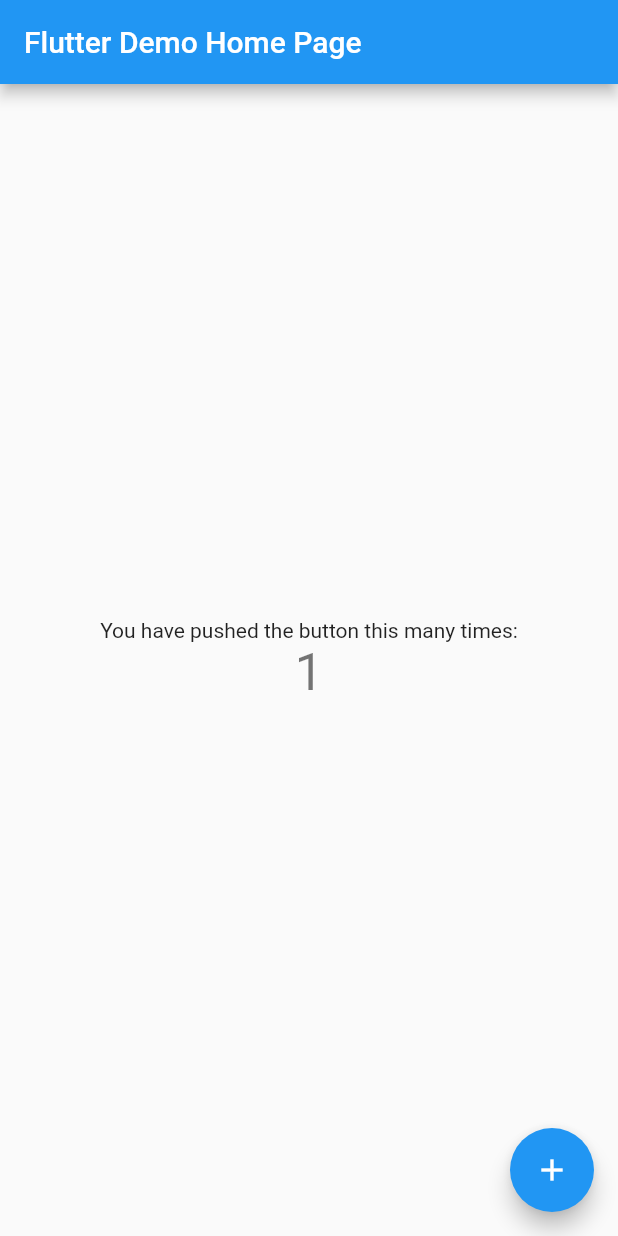
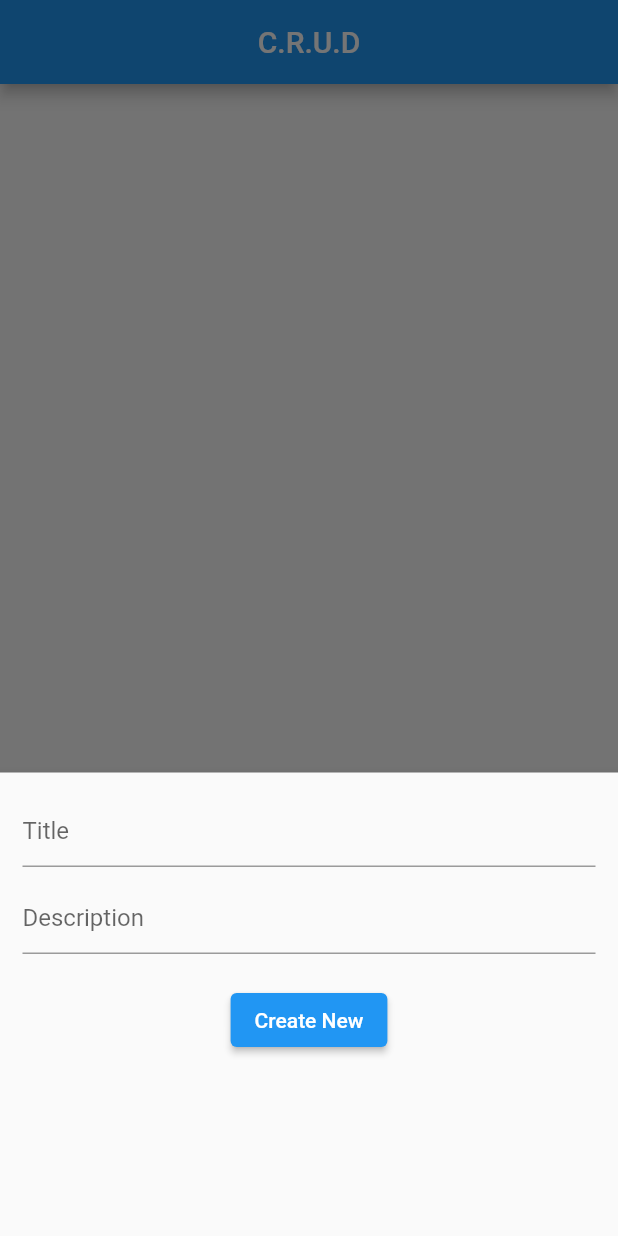
Before and after one commit to khalidelasrii/C.R.U.D_Postes, a Flutter app: the screen it shows after launch, after a tap on the "add" icon, on a phone screen of 412 x 824 dp. Run offline on Flutter 3.47's test engine with Material 2 defaults, Android fonts, the phone set to English and light mode, and no system bars; missing offline and left inert: test.

Commit message:
ferst commit

```diff
--- a/lib/main.dart
+++ b/lib/main.dart
@@ -1,115 +1,173 @@
 import 'package:flutter/material.dart';
+import 'package:test/sql_helper.dart';
 
 void main() {
-  runApp(const MyApp());
+  runApp(MyApp());
 }
 
 class MyApp extends StatelessWidget {
   const MyApp({super.key});
 
-  // This widget is the root of your application.
   @override
   Widget build(BuildContext context) {
     return MaterialApp(
-      title: 'Flutter Demo',
+      debugShowCheckedModeBanner: false,
+      title: 'C.R.U.D',
       theme: ThemeData(
-        // This is the theme of your application.
-        //
-        // Try running your application with "flutter run". You'll see the
-        // application has a blue toolbar. Then, without quitting the app, try
-        // changing the primarySwatch below to Colors.green and then invoke
-        // "hot reload" (press "r" in the console where you ran "flutter run",
-        // or simply save your changes to "hot reload" in a Flutter IDE).
-        // Notice that the counter didn't reset back to zero; the application
-        // is not restarted.
         primarySwatch: Colors.blue,
       ),
-      home: const MyHomePage(title: 'Flutter Demo Home Page'),
+      home: HomePage(),
     );
   }
 }
 
-class MyHomePage extends StatefulWidget {
-  const MyHomePage({super.key, required this.title});
-
-  // This widget is the home page of your application. It is stateful, meaning
-  // that it has a State object (defined below) that contains fields that affect
-  // how it looks.
-
-  // This class is the configuration for the state. It holds the values (in this
-  // case the title) provided by the parent (in this case the App widget) and
-  // used by the build method of the State. Fields in a Widget subclass are
-  // always marked "final".
-
-  final String title;
+class HomePage extends StatefulWidget {
+  const HomePage({super.key});
 
   @override
-  State<MyHomePage> createState() => _MyHomePageState();
+  State<HomePage> createState() => _HomePageState();
 }
 
-class _MyHomePageState extends State<MyHomePage> {
-  int _counter = 0;
+class _HomePageState extends State<HomePage> {
+  List<Map<String, dynamic>> _journals = [];
+  bool _isLoading = true;
 
-  void _incrementCounter() {
+  void _refreshJournals() async {
+    final data = await SQLHelper.getItems();
     setState(() {
-      // This call to setState tells the Flutter framework that something has
-      // changed in this State, which causes it to rerun the build method below
-      // so that the display can reflect the updated values. If we changed
-      // _counter without calling setState(), then the build method would not be
-      // called again, and so nothing would appear to happen.
-      _counter++;
+      _journals = data;
+      _isLoading = false;
     });
   }
 
   @override
-  Widget build(BuildContext context) {
-    // This method is rerun every time setState is called, for instance as done
-    // by the _incrementCounter method above.
-    //
-    // The Flutter framework has been optimized to make rerunning build methods
-    // fast, so that you can just rebuild anything that needs updating rather
-    // than having to individually change instances of widgets.
-    return Scaffold(
-      appBar: AppBar(
-        // Here we take the value from the MyHomePage object that was created by
-        // the App.build method, and use it to set our appbar title.
-        title: Text(widget.title),
-      ),
-      body: Center(
-        // Center is a layout widget. It takes a single child and positions it
-        // in the middle of the parent.
+  void initState() {
+    super.initState();
+    _refreshJournals();
+    print("..numbre of items ${_journals.length}");
+  }
+
+  final TextEditingController _titleController = TextEditingController();
+  final TextEditingController _descriptionController = TextEditingController();
+
+  Future<void> _addItem() async {
+    await SQLHelper.createItem(
+        _titleController.text, _descriptionController.text);
+    _refreshJournals();
+    print("..numbre of items ${_journals.length}");
+  }
+
+  Future<void> _updateItem(int id) async {
+    await SQLHelper.updateItem(
+        id, _titleController.text, _descriptionController.text);
+  }
+
+  void _deleteItem(int id) async {
+    await SQLHelper.deleteItem(id);
+    ScaffoldMessenger.of(context).showSnackBar(const SnackBar(
+      content: Text('Successfully deleted a journal!'),
+    ));
+    _refreshJournals();
+  }
+
+  void _showForm(int? id) async {
+    if (id != null) {
+      final existingJournal =
+          _journals.firstWhere((element) => element['id'] == id);
+      _titleController.text = existingJournal['title'];
+      _descriptionController.text = existingJournal['description'];
+    }
+    showModalBottomSheet(
+      context: context,
+      elevation: 5,
+      isScrollControlled: true,
+      builder: (_) => Container(
+        padding: EdgeInsets.only(
+          top: 15,
+          left: 15,
+          right: 15,
+          bottom: MediaQuery.of(context).viewInsets.bottom + 120,
+        ),
         child: Column(
-          // Column is also a layout widget. It takes a list of children and
-          // arranges them vertically. By default, it sizes itself to fit its
-          // children horizontally, and tries to be as tall as its parent.
-          //
-          // Invoke "debug painting" (press "p" in the console, choose the
-          // "Toggle Debug Paint" action from the Flutter Inspector in Android
-          // Studio, or the "Toggle Debug Paint" command in Visual Studio Code)
-          // to see the wireframe for each widget.
-          //
-          // Column has various properties to control how it sizes itself and
-          // how it positions its children. Here we use mainAxisAlignment to
-          // center the children vertically; the main axis here is the vertical
-          // axis because Columns are vertical (the cross axis would be
-          // horizontal).
-          mainAxisAlignment: MainAxisAlignment.center,
-          children: <Widget>[
-            const Text(
-              'You have pushed the button this many times:',
+          mainAxisSize: MainAxisSize.min,
+          mainAxisAlignment: MainAxisAlignment.end,
+          children: [
+            TextField(
+              controller: _titleController,
+              decoration: const InputDecoration(hintText: 'Title'),
             ),
-            Text(
-              '$_counter',
-              style: Theme.of(context).textTheme.headlineMedium,
+            const SizedBox(
+              height: 10,
+            ),
+            TextField(
+              controller: _descriptionController,
+              decoration: const InputDecoration(hintText: 'Description'),
+            ),
+            const SizedBox(
+              height: 20,
+            ),
+            ElevatedButton(
+              onPressed: () async {
+                if (id == null) {
+                  await _addItem();
+                }
+                if (id != null) {
+                  await _updateItem(id);
+                }
+                //Clear the text fields
+                _titleController.text = '';
+                _descriptionController.text = '';
+                //Close the bottom sheet
+                Navigator.of(context).pop();
+              },
+              child: Text(id == null ? 'Create New' : 'Update'),
             ),
           ],
         ),
       ),
-      floatingActionButton: FloatingActionButton(
-        onPressed: _incrementCounter,
-        tooltip: 'Increment',
-        child: const Icon(Icons.add),
-      ), // This trailing comma makes auto-formatting nicer for build methods.
     );
   }
+
+  @override
+  Widget build(BuildContext context) {
+    return Scaffold(
+        appBar: AppBar(
+          title: const Center(child: Text('C.R.U.D')),
+        ),
+        body: ListView.builder(
+          itemCount: _journals.length,
+          itemBuilder: (context, index) {
+            return Card(
+              color: Colors.green,
+              margin: const EdgeInsets.all(15),
+              child: ListTile(
+                title: Text(_journals[index]['title']),
+                subtitle: Text(_journals[index]['description']),
+                trailing: SizedBox(
+                  width: 100,
+                  child: Row(
+                    children: [
+                      IconButton(
+                        onPressed: () {
+                          return _showForm(_journals[index]['id']);
+                        },
+                        icon: const Icon(Icons.edit),
+                      ),
+                      IconButton(
+                        onPressed: () => null,
+                        icon: const Icon(Icons.edit),
+                      ),
+                    ],
+                  ),
+                ),
+              ),
+            );
+          },
+        ),
+        floatingActionButton: FloatingActionButton(
+            onPressed: () {
+              return _showForm(null);
+            },
+            child: const Icon(Icons.add)));
+  }
 }
```
Also changed, not shown: pubspec.yaml (+9 -63 lines), lib/sql_helper.dart (added), pubspec.lock, 1 other file.
